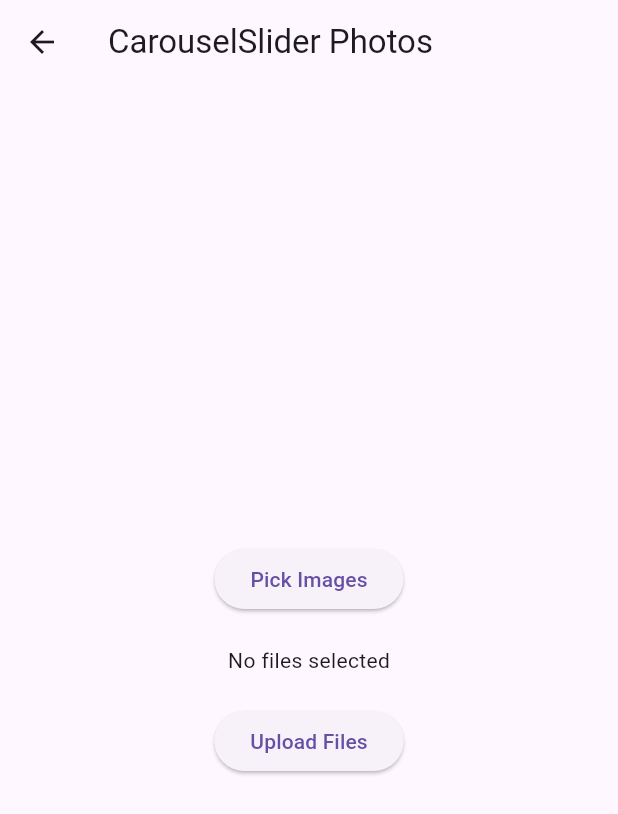
After one commit to HimanshuJadav77/New, a Flutter app: the CarouselsliderPhotos screen opened directly, after a tap on "Upload Files", on a phone screen of 412 x 824 dp. The commit adds this screen. Shown: the top 814 px of the screen. Run offline on Flutter 3.47's test engine with Material 3 defaults, Android fonts, the phone set to English and light mode, and no system bars; our stand-ins replace cloud_firestore, file_picker, firebase_auth, firebase_core, firebase_storage, google_sign_in; missing offline and left inert: dart:html; accounts and stored records are empty.

Commit message:
slider,techpdf as list uploader added

```diff
--- /dev/null
+++ b/lib/drawer_pages/carouselslider_photos.dart
@@ -0,0 +1,123 @@
+import 'dart:typed_data';
+import 'dart:html' as html;
+import 'package:file_picker/file_picker.dart';
+import 'package:firebase_storage/firebase_storage.dart';
+import 'package:flutter/material.dart';
+
+class CarouselsliderPhotos extends StatefulWidget {
+  @override
+  State<CarouselsliderPhotos> createState() => _CarouselsliderPhotosState();
+}
+
+class _CarouselsliderPhotosState extends State<CarouselsliderPhotos> {
+  List<String> _fileNames = [];
+  List<Uint8List?> _fileBytes = [];
+  List<html.File?> _htmlFiles = [];
+  bool _isUploading = false; // Track upload progress
+
+  Future<void> _pickFiles() async {
+    FilePickerResult? result = await FilePicker.platform.pickFiles(
+      type: FileType.image,
+      allowMultiple: true, // Allow multiple file selection
+    );
+
+    if (result != null) {
+      setState(() {
+        _fileNames.clear();
+        _fileBytes.clear();
+        _htmlFiles.clear();
+
+        for (var file in result.files) {
+          _fileNames.add(file.name);
+          if (html.window.navigator.userAgent.contains('Chrome') ||
+              html.window.navigator.userAgent.contains('Firefox')) {
+            _fileBytes.add(file.bytes);
+            _htmlFiles.add(html.File(file.bytes!, file.name));
+          }
+        }
+      });
+    }
+  }
+
+  Future<void> _uploadFiles() async {
+    if (_fileBytes.isEmpty) return;
+
+    setState(() {
+      _isUploading = true; // Start uploading
+    });
+
+    try {
+      for (int i = 0; i < _fileBytes.length; i++) {
+        final fileName = _fileNames[i];
+        final blob = html.Blob([_htmlFiles[i]!]);
+        final storageRef =
+            FirebaseStorage.instance.ref('uploads/').child(fileName);
+
+        // Upload to Firebase Storage
+        await storageRef.putBlob(blob);
+      }
+
+      // Reset the state
+      if (mounted) {
+        setState(() {
+          _fileNames.clear();
+          _fileBytes.clear();
+          _htmlFiles.clear();
+          _isUploading = false; // Reset upload state
+        });
+      }
+
+      ScaffoldMessenger.of(context)
+          .showSnackBar(const SnackBar(content: Text('Upload successful!')));
+    } catch (e) {
+      print('Error uploading files: $e');
+      ScaffoldMessenger.of(context)
+          .showSnackBar(const SnackBar(content: Text('Upload failed!')));
+      if (mounted) {
+        setState(() {
+          _isUploading = false; // Reset upload state on error
+        });
+      }
+    }
+  }
+
+  @override
+  Widget build(BuildContext context) {
+    return Scaffold(
+      appBar: AppBar(title: const Text('CarouselSlider Photos ')),
+      body: Center(
+        child: Column(
+          mainAxisAlignment: MainAxisAlignment.center,
+          children: [
+            Padding(
+              padding: const EdgeInsets.all(16.0),
+              child: Column(
+                mainAxisAlignment: MainAxisAlignment.center,
+                children: [
+                  ElevatedButton(
+                    onPressed: _pickFiles,
+                    child: const Text('Pick Images'),
+                  ),
+                  const SizedBox(height: 20),
+                  Text(_fileNames.isNotEmpty
+                      ? 'Selected Files: ${_fileNames.join(', ')}'
+                      : 'No files selected'),
+                  const SizedBox(height: 20),
+                  ElevatedButton(
+                    onPressed: _uploadFiles,
+                    child: const Text('Upload Files'),
+                  ),
+                  // Show progress indicator if uploading
+                  if (_isUploading)
+                    const Center(
+                      child: CircularProgressIndicator(),
+                    ),
+                ],
+              ),
+            ),
+          ],
+        ),
+      ),
+    );
+  }
+}
```
Also changed, not shown: lib/drawer_pages/technology.dart (+54 -37 lines), lib/main.dart (+27 -6 lines).
